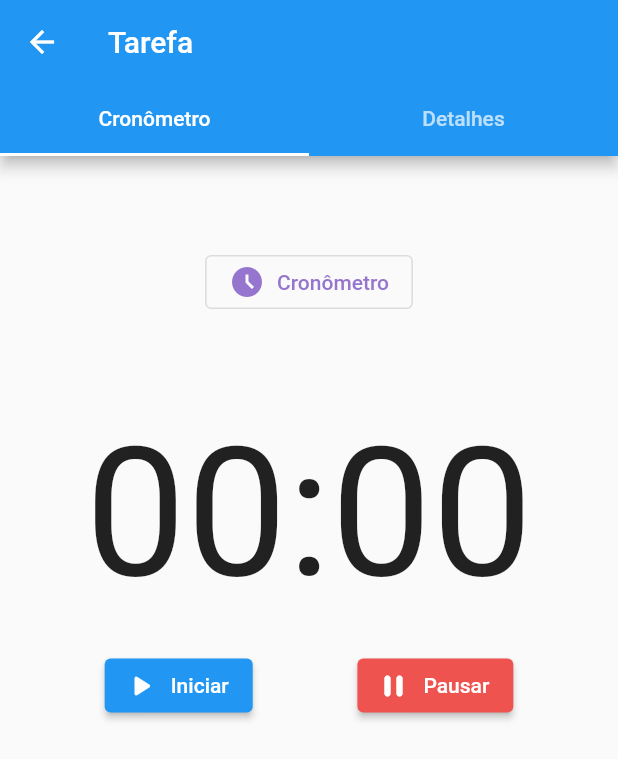
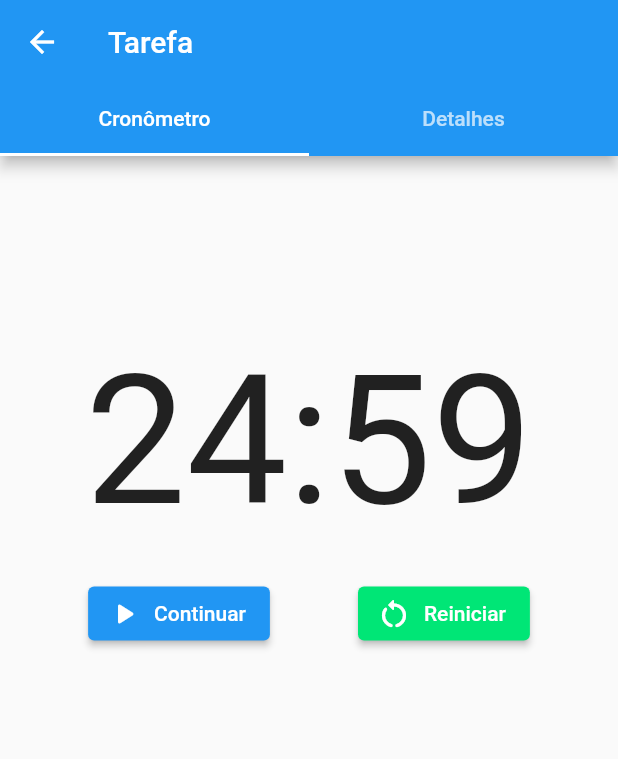
Before and after one commit to diegoufba/Time-Tracker, a Flutter app: the TaskDetails screen opened directly with empty values, after a tap on "Pomodoro", after a tap on "Iniciar", after a tap on "Pausar", on a phone screen of 412 x 824 dp. Shown: the top 759 px of the screen. Run offline on Flutter 3.47's test engine with Material 2 defaults, Android fonts, the phone set to English and light mode, and no system bars; our stand-ins replace flutter_riverpod, pie_chart.

```diff
--- a/time_tracker/lib/main.dart
+++ b/time_tracker/lib/main.dart
@@ -11,17 +11,17 @@ final projectsProvider = StateProvider((ref) => [
       Project("Desenvolvimento App mobile", 1300, null,
           DateTime.parse("2023-11-30"), 30, 72, false, false, [
         Task("Definir Telas", DateTime.parse("2023-09-20"),
-            DateTime.parse("2023-09-30"), 12.23, true),
+            DateTime.parse("2023-09-30"),  const Duration(hours: 12, minutes: 23), true),
         Task("Desenvolver Telas", DateTime.parse("2023-10-10"),
-            DateTime.parse("2023-11-30"), 48, false),
+            DateTime.parse("2023-11-30"), const Duration(hours: 48), false),
         Task("Definir Classes", DateTime.parse("2023-10-10"),
-            DateTime.parse("2023-10-15"), 48, false),
-        Task("Adicionar estilos", null,null, 48, false),
+            DateTime.parse("2023-10-15"), const Duration(hours: 48), false),
+        Task("Adicionar estilos", null,null, const Duration(hours: 48), false),
       ]),
       Project("Criação Sistema Web", 80, null, DateTime.parse("2023-12-25"),
           102, 306, false, true, [
         Task("Criação de rotas", DateTime.parse("2023-09-20"),
-            DateTime.parse("2023-09-30"), 15, true),
+            DateTime.parse("2023-09-30"), const Duration(hours: 15), true),
       ]),
       Project(
           "Mapeamento Relacional de Negócio",
--- a/time_tracker/lib/model/task.dart
+++ b/time_tracker/lib/model/task.dart
@@ -2,10 +2,10 @@ class Task {
   String _name;
   DateTime? _initialDate; //data de início
   DateTime? _finalDate; //prazo
-  final double? _hour;
+  Duration? _spentTime;
   bool _isCompleted = false;
 
-  Task(this._name, this._initialDate, this._finalDate, this._hour, bool? isCompleted){
+  Task(this._name, this._initialDate, this._finalDate, this._spentTime, bool? isCompleted){
     _isCompleted = isCompleted ?? false;
   }
 
@@ -26,8 +26,8 @@ class Task {
   }
 
   String getHourAsText(){
-    if(_hour == null || _hour == 0) return "Nenhum";
-    List<String> tempos = _hour.toString().split('.');
+    if(_spentTime == null || _spentTime == 0) return "Nenhum";
+    List<String> tempos = _spentTime.toString().split('.');
     double minutos = tempos.length == 2? double.parse(tempos.elementAt(1).substring(0,2)) : 0;
     return "${tempos.elementAt(0)}H ${minutos}M";
   }
@@ -45,13 +45,21 @@ class Task {
     return "Em andamento";
   }
 
+  void addSpentTime(Duration time){
+    if(_spentTime != null){
+      _spentTime = _spentTime! + time;
+    }else{
+      _spentTime = time;
+    }
+  }
+
   DateTime? get initialDate => _initialDate;
 
   DateTime? get finalDate => _finalDate;
 
   bool get isCompleted => _isCompleted;
 
-  double? get hour => _hour;
+  Duration? get spentTime => _spentTime;
 
   set isCompleted(bool isCompleted){
     _isCompleted = isCompleted;
@@ -62,4 +70,6 @@ class Task {
   set initialDate(DateTime? initialDate) => _initialDate = initialDate;
 
   set finalDate(DateTime? finalDate) => _finalDate = finalDate;
+
+  set spentTime(Duration? spentTime) => _spentTime = spentTime;
 }
--- a/time_tracker/lib/screens/task_details.dart
+++ b/time_tracker/lib/screens/task_details.dart
@@ -26,6 +26,12 @@ class TaskDetails extends ConsumerWidget {
     final finalDateController = TextEditingController(
         text: task.finalDate != null ? task.getFinalDateAsText() : "");
     final GlobalKey<FormState> formKey = GlobalKey<FormState>();
+
+    void updateTaskTime(Duration spentTime){
+      task.addSpentTime(spentTime);
+      updateProjectTask(ref,project,task,false);
+    }
+
 
     return DefaultTabController(
         length: 2,
@@ -59,7 +65,7 @@ class TaskDetails extends ConsumerWidget {
                     crossAxisAlignment: CrossAxisAlignment.center,
                     children: [
                       const SizedBox(height: 60),
-                      TaskWatch(),
+                      TaskWatch(task: task, project: project,),
                       ],
                   ),
 
@@ -256,6 +262,8 @@ class TaskDetails extends ConsumerWidget {
 
 updateProjectTask(
     WidgetRef ref, Project project, Task task, bool toogleEditMode) {
+      print("CALLED");
+      print("${task.spentTime!.inSeconds/60} : ${task.spentTime!.inSeconds}");
   final List<Project> projetosDeepCopy =
       List.from(ref.read(projectsProvider.notifier).state);
   int iProject = projetosDeepCopy.indexOf(project);
--- a/time_tracker/lib/screens/task_form.dart
+++ b/time_tracker/lib/screens/task_form.dart
@@ -99,7 +99,7 @@ class TaskForm extends ConsumerWidget {
                         List<Project> projetosDeepCopy = List.from(
                             ref.read(projectsProvider.notifier).state);
                         Task newTask = Task(taskName, initialDateTask,
-                            finalDateTask, 0, false);
+                            finalDateTask, Duration(), false);
                         int i = projetosDeepCopy.indexOf(project);
                         projetosDeepCopy.elementAt(i).addTask(newTask);
                         ref.read(projectsProvider.notifier).state =
--- a/time_tracker/lib/screens/widgets/task_watch.dart
+++ b/time_tracker/lib/screens/widgets/task_watch.dart
@@ -1,78 +1,120 @@
 import 'dart:async';
 import 'package:flutter/material.dart';
 import 'package:flutter_riverpod/flutter_riverpod.dart';
+import 'package:time_tracker/model/project.dart';
+import 'package:time_tracker/model/task.dart';
+import 'package:time_tracker/screens/task_details.dart';
 
 final stopwatchModeProvider = StateProvider((ref) => true);
 final timeProvider = StateProvider((ref) => '00:00');
-final isPausedProvider = StateProvider((ref) => false);
+final watchStateProvider = StateProvider((ref) => 0); // {zero = 0, started = 1, paused = 2}
+
+String getMainButtonText(int state){
+  if(state == 0) {
+    return "Iniciar";
+  }
+  if(state == 1) {
+    return "Pausar";
+  } else {
+    return "Parar";
+  }
+}
+
+Widget getMainButtonIcon(int state){
+  if(state == 0) {
+    return const Icon(Icons.play_arrow_rounded);
+  }
+  if(state == 1) {
+    return const Icon(Icons.pause_rounded);
+  } else {
+    return const Icon(Icons.stop_circle_outlined);
+  }
+}
 
 class TaskWatch extends ConsumerWidget {
-  TaskWatch({super.key});
+  TaskWatch({super.key, required this.task, required this.project});
+  final Task task;
+  final Project project;
 
-  Duration? _duration;
   Stopwatch _stopwatch = Stopwatch();
   Stopwatch? _backupwatch;
   late Timer _timer;
 
-  String parseElapsedTime(){
-    // return '${_stopwatch.elapsed.inMinutes.toString().padLeft(2, '0')}:${(_stopwatch.elapsed.inSeconds % 60).toString().padLeft(2, '0')}:${(_stopwatch.elapsed.inMilliseconds % 100).toString().padLeft(2, '0')}';
-    return '${_stopwatch.elapsed.inMinutes.toString().padLeft(2, '0')}:${(_stopwatch.elapsed.inSeconds % 60).toString().padLeft(2, '0')}';
+  String parseElapsedTime(bool stopWatchMode){
+    if(stopWatchMode){
+      return '${_stopwatch.elapsed.inMinutes.toString().padLeft(2, '0')}:${(_stopwatch.elapsed.inSeconds % 60).toString().padLeft(2, '0')}';
+    }
+    Duration restTo25Minutes = const Duration(minutes: 25) - _stopwatch.elapsed;
+          return '${(restTo25Minutes.inMinutes).toString().padLeft(2, '0')}:${(restTo25Minutes.inSeconds % 60).toString().padLeft(2, '0')}';
   }
 
   @override
   Widget build(BuildContext context, WidgetRef ref) {
     ref.watch(stopwatchModeProvider);
     ref.watch(timeProvider);
+    ref.watch(watchStateProvider);
 
     bool isStopWatch = ref.read(stopwatchModeProvider.notifier).state;
     String timeText =  ref.read(timeProvider.notifier).state;
-    bool isPaused = ref.read(isPausedProvider.notifier).state;
+    int watchState = ref.read(watchStateProvider.notifier).state;
 
-    void _start() {
-      _timer = Timer.periodic(const Duration(milliseconds: 30), (Timer t) {
-        ref.read(timeProvider.notifier).state = parseElapsedTime();
-      });
-      _stopwatch.start();
+    void changeTimeMode(){
+      if(_backupwatch != null && !isStopWatch){
+        _stopwatch = _backupwatch!;
+        ref.read(timeProvider.notifier).state = parseElapsedTime(true);
+      }else{
+        if(isStopWatch) {//changes to Pomodoro
+          _backupwatch = _stopwatch;
+          ref.read(timeProvider.notifier).state = '25:00';
+        }else{//changes to stopwatch
+          ref.read(timeProvider.notifier).state = '00:00';
+        }
+        _stopwatch.stop();
+        _stopwatch.reset();
+      }
+      ref.read(stopwatchModeProvider.notifier).state = !isStopWatch;
     }
 
-    void _stop() {
-      _timer.cancel();
-      _stopwatch.stop();
-      if(isPaused){
-
+    void handleMainButtonClick(bool retake){
+      if(watchState == 0 || retake) { //iniciar
+        ref.read(watchStateProvider.notifier).state = 1;
+        _stopwatch.start();
+        _timer = Timer.periodic(const Duration(seconds: 1), (Timer t) {
+          ref.read(timeProvider.notifier).state = parseElapsedTime(isStopWatch);
+          if(!isStopWatch && _stopwatch.elapsed.inMinutes >= 25){//pomodoro finishes
+            t.cancel();
+            ref.read(watchStateProvider.notifier).state = 0;
+            task.addSpentTime(_stopwatch.elapsed);
+            _stopwatch.reset();
+            updateProjectTask(ref,project,task,false);
+            ref.read(timeProvider.notifier).state = parseElapsedTime(isStopWatch);
+          }
+        });
       }
-      ref.read(isPausedProvider.notifier).state = !isPaused;
+      else if(watchState == 1) {//pausar
+        _timer.cancel();
+        _stopwatch.stop();
+        ref.read(watchStateProvider.notifier).state = 2;
+      }
+      else {//parar
+        ref.read(watchStateProvider.notifier).state = 0;
+        task.addSpentTime(_stopwatch.elapsed);
+        _stopwatch.reset();
+        updateProjectTask(ref,project,task,false);
+        ref.read(timeProvider.notifier).state = parseElapsedTime(isStopWatch);
+      }
     }
 
-    void _reset() {
-      _stop();
-      _duration = _stopwatch.elapsed;
+    void handleResetButton() {
       _stopwatch.reset();
-      ref.read(isPausedProvider.notifier).state = false;
-      ref.read(timeProvider.notifier).state = '00:00';
-    }
-
-    void changeTimeMode(){
-      if(_backupwatch != null){
-        _stopwatch = _backupwatch!;
-        ref.read(timeProvider.notifier).state = parseElapsedTime();
-      }else{
-        _stopwatch = Stopwatch();
-        if(isStopWatch) {
-        ref.read(timeProvider.notifier).state = '25:00';
-        }else{
-          ref.read(timeProvider.notifier).state = '00:00';
-        }
-      }
-      _backupwatch = _stopwatch;
-
-      ref.read(stopwatchModeProvider.notifier).state = !isStopWatch;
+      ref.read(timeProvider.notifier).state = parseElapsedTime(true);
     }
 
     return Column(
       mainAxisAlignment: MainAxisAlignment.center,
       children: [
-        OutlinedButton.icon(
+        if(watchState ==0 ) ...[
+          OutlinedButton.icon(
           onPressed: () {
             changeTimeMode();
           },
@@ -88,7 +130,8 @@ class TaskWatch extends ConsumerWidget {
                   color: !isStopWatch
                       ? Colors.deepPurple.shade300
                       : Colors.deepOrange.shade800)),
-        ),
+          ),
+        ],
         const SizedBox(height: 60),
         Text(
           timeText,
@@ -102,20 +145,39 @@ class TaskWatch extends ConsumerWidget {
         Row(
           mainAxisAlignment: MainAxisAlignment.spaceEvenly,
           children: [
+            if(isStopWatch) ...[ //stopwatch Buttons
             ElevatedButton.icon(
-              onPressed: _start,
-              label: Text(isPaused? "Continuar" : "Iniciar"),
-              icon: const Icon(Icons.play_arrow_rounded),
+              onPressed: () => handleMainButtonClick(false),
+              label: Text(getMainButtonText(watchState)),
+              icon: getMainButtonIcon(watchState),
             ),
+            if(watchState == 2) ...[
+              ElevatedButton.icon(
+              onPressed: () => handleMainButtonClick(true),
+              label: const Text('Continuar'),
+              icon: getMainButtonIcon(0),
+            ),
+            ]
+            ],
+             if(!isStopWatch) ...[ //pomodoro Buttons
+             if(watchState != 2) ...[
             ElevatedButton.icon(
-              onPressed: _stop,
-              label: Text(isPaused? "Encerrar" : "Pausar"),
-              icon: Icon(isPaused? Icons.stop_circle_outlined : Icons.pause_rounded),
-              style: ElevatedButton.styleFrom(backgroundColor: Colors.red[400]),
+              onPressed: () => handleMainButtonClick(false),
+              label: Text(getMainButtonText(watchState)),
+              icon: getMainButtonIcon(watchState),
             ),
-            if(isStopWatch) ...[
+             ],
+            if(watchState == 2) ...[
+              ElevatedButton.icon(
+              onPressed: () => handleMainButtonClick(true),
+              label: const Text('Continuar'),
+              icon: getMainButtonIcon(0),
+            ),
+            ]
+            ],
+             if((isStopWatch && watchState != 2) || (!isStopWatch && watchState == 2)) ...[ //retake button
             ElevatedButton.icon(
-              onPressed: _reset,
+              onPressed: watchState == 0? null : handleResetButton,
               label: const Text("Reiniciar"),
               icon: const Icon(Icons.restart_alt_rounded),
               style: ElevatedButton.styleFrom(
```
Also changed, not shown: time_tracker/lib/screens/task_stopwatch.dart (deleted, +0 -111 lines).
